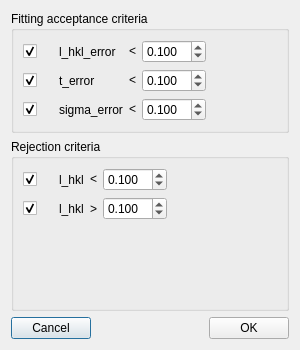
ornlneutronimaging/iBeatles, file ibeatles/ui/ui_kropff_good_fit_settings.ui: the form before one commit.
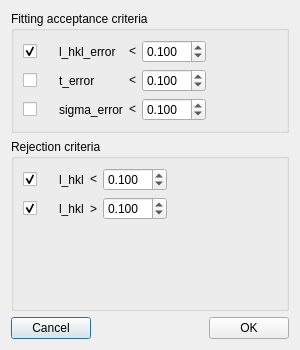
The form after the commit.

Diff of the .ui file:
```diff
--- a/ibeatles/ui/ui_kropff_good_fit_settings.ui
+++ b/ibeatles/ui/ui_kropff_good_fit_settings.ui
@@ -73,7 +73,7 @@
            <string/>
           </property>
           <property name="checked">
-           <bool>true</bool>
+           <bool>false</bool>
           </property>
          </widget>
         </item>
@@ -93,7 +93,7 @@
            <string/>
           </property>
           <property name="checked">
-           <bool>true</bool>
+           <bool>false</bool>
           </property>
          </widget>
         </item>
```
